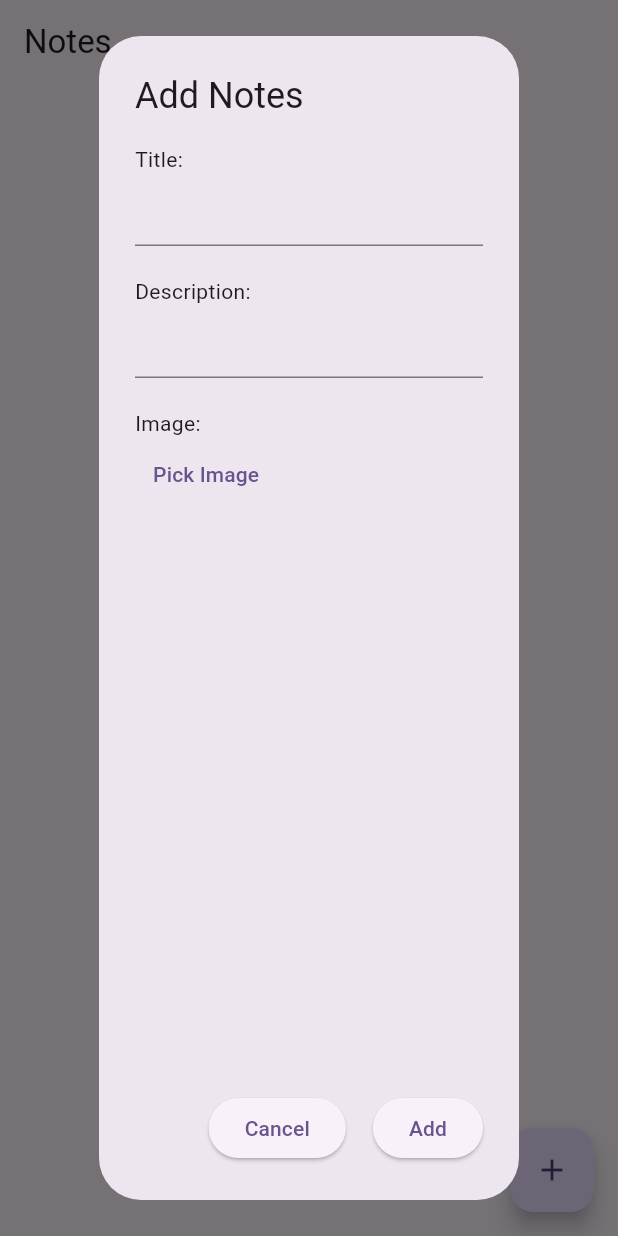
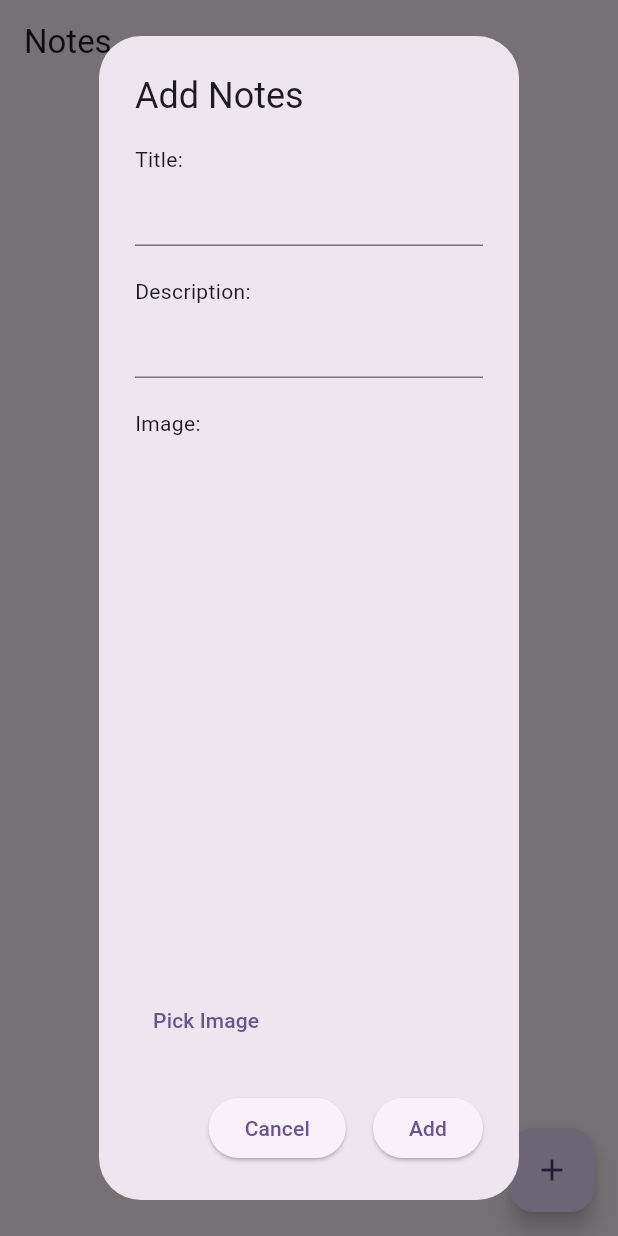
Before and after one commit to cKarayy/notes, a Flutter app: the screen it shows after launch, after a tap on the "add" icon, on a phone screen of 412 x 824 dp. Run offline on Flutter 3.47's test engine with Material 3 defaults, Android fonts, the light colour scheme and no system bars; our stand-ins replace cloud_firestore, firebase_core, firebase_storage, geolocator, image_picker; accounts and stored records are empty.

Commit message:
loc dan gambar

```diff
--- a/lib/widgets/note_dialog.dart
+++ b/lib/widgets/note_dialog.dart
@@ -69,6 +69,19 @@ class _NoteDialogState extends State<NoteDialog> {
               'Image: ',
             ),
           ),
+          Expanded(
+              child: _imageFile != null
+                  ? Image.file(
+                      _imageFile!,
+                      fit: BoxFit.cover,
+                    )
+                  : (widget.note?.imageUrl != null &&
+                          Uri.parse(widget.note!.imageUrl!).isAbsolute
+                      ? Image.network(
+                          widget.note!.imageUrl!,
+                          fit: BoxFit.cover,
+                        )
+                      : Container())),
           _imageFile != null ? Image.file(_imageFile!) : Container(),
           TextButton(
             onPressed: _pickImage,
@@ -91,6 +104,8 @@ class _NoteDialogState extends State<NoteDialog> {
             String? imageUrl;
             if (_imageFile != null) {
               imageUrl = await NoteService.uploadImage(_imageFile!);
+            } else {
+              imageUrl = widget.note?.imageUrl;
             }
             Note note = Note(
                 id: widget.note?.id,
--- a/pubspec.yaml
+++ b/pubspec.yaml
@@ -19,7 +19,7 @@ publish_to: 'none' # Remove this line if you wish to publish to pub.dev
 version: 1.0.0+1
 
 environment:
-  sdk: '>=3.2.6 <4.0.0'
+  sdk: '>=3.0.0 <4.0.0'
 
 # Dependencies specify other packages that your package needs in order to work.
 # To automatically upgrade your package dependencies to the latest versions
@@ -40,6 +40,8 @@ dependencies:
   firebase_storage: ^11.7.4
   path: ^1.9.0
   image_picker: ^1.1.1
+  geocoding: ^3.0.0
+  geolocator: ^11.0.0
 
 dev_dependencies:
   flutter_test:
```
Also changed, not shown: lib/screens/note_list_screen.dart (+45 -9 lines), lib/services/location_service.dart (added, +27 -0 lines), pubspec.lock, 4 other files.
